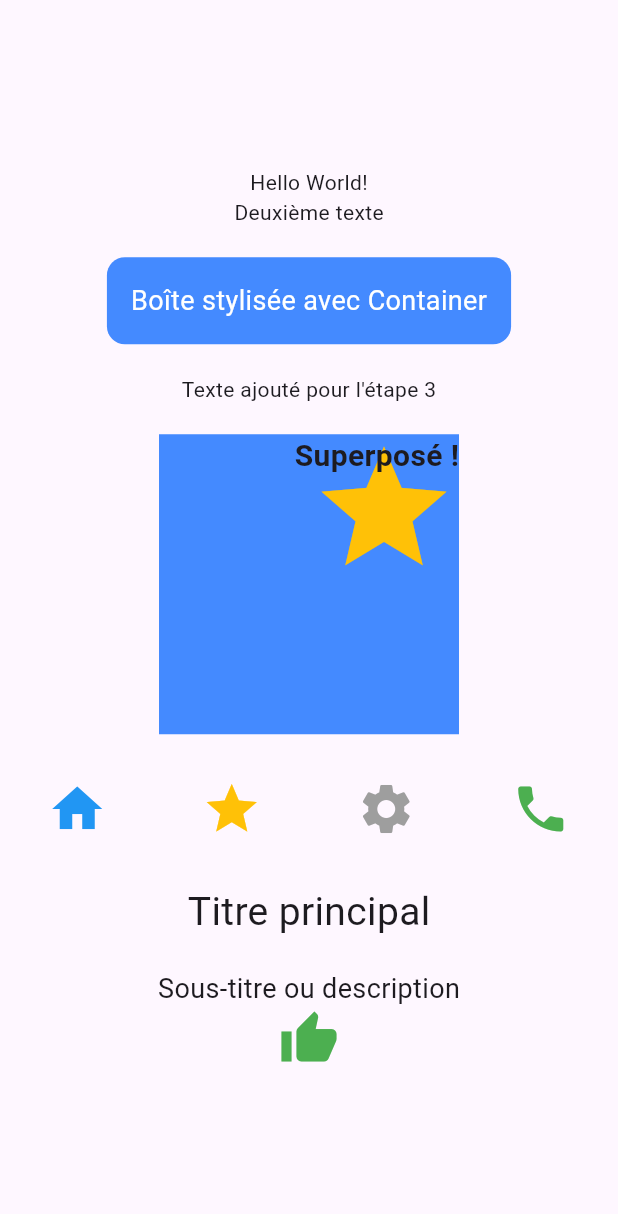
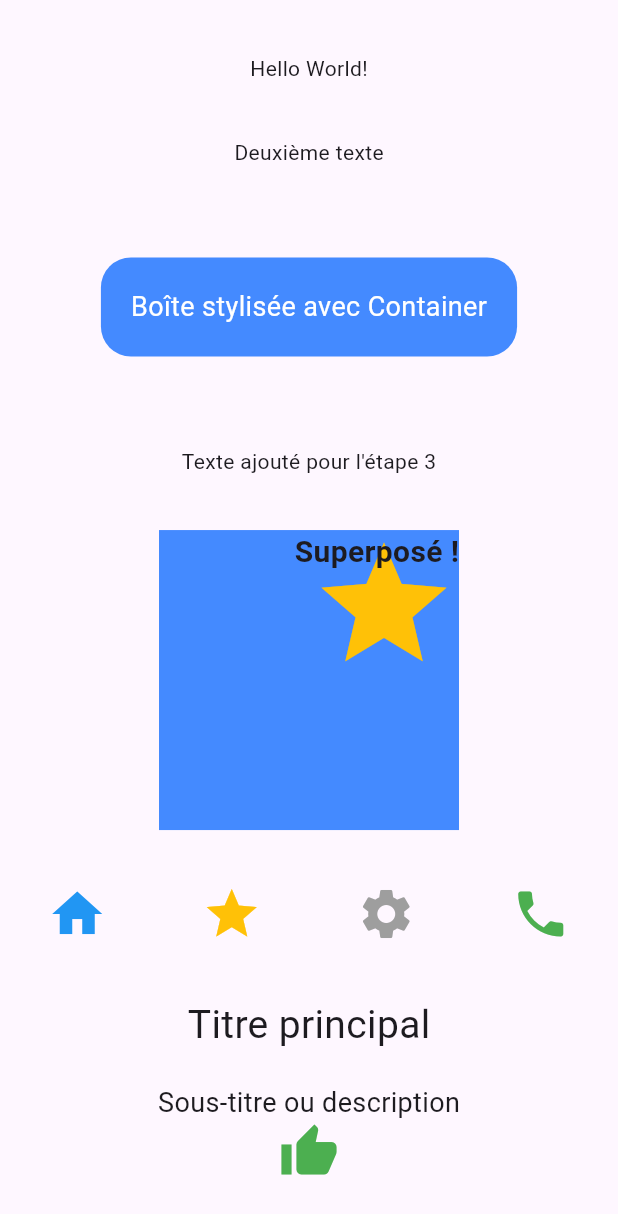
Before and after one commit to hanichou/flutter_app_widgets_base, a Flutter app: the screen it shows after launch, on a phone screen of 412 x 824 dp. Shown: the top 1214 px of the screen. Run offline on Flutter 3.47's test engine with Material 3 defaults, Android fonts, the phone set to English and light mode, and no system bars.

Commit message:
Étape 7 : personnalisation de linterface

```diff
--- a/lib/main.dart
+++ b/lib/main.dart
@@ -10,8 +10,10 @@ class MainApp extends StatelessWidget {
     return MaterialApp(
       home: Scaffold(
         body: Center(
-          child: SingleChildScrollView(   // évite les débordements si l'écran est petit
           child: Column(
+            // Étape 7 : personnalisation des alignements
+            mainAxisAlignment: MainAxisAlignment.spaceEvenly,
+            crossAxisAlignment: CrossAxisAlignment.center,
             children: [
               // Étape 2
               Text('Hello World!'),
@@ -19,11 +21,11 @@ class MainApp extends StatelessWidget {
 
               // Étape 3 : Container stylisé
               Container(
-                  margin: EdgeInsets.all(20),
-                  padding: EdgeInsets.all(16),
+                margin: EdgeInsets.all(24),         // marge un peu changée (Étape 7)
+                padding: EdgeInsets.all(20),        // padding un peu changé (Étape 7)
                 decoration: BoxDecoration(
-                    color: Colors.blueAccent,
-                    borderRadius: BorderRadius.circular(12),
+                  color: Colors.blueAccent,         // déjà changé à l’étape 3
+                  borderRadius: BorderRadius.circular(20), // rayon un peu modifié (Étape 7)
                 ),
                 child: Text(
                   'Boîte stylisée avec Container',
@@ -31,10 +33,8 @@ class MainApp extends StatelessWidget {
                 ),
               ),
 
-                // Texte ajouté pour l'étape 3
+              // Texte ajouté pour l’étape 3
               Text("Texte ajouté pour l'étape 3"),
-
-                SizedBox(height: 20),
 
               // Étape 4 : Stack
               Stack(
@@ -60,8 +60,6 @@ class MainApp extends StatelessWidget {
                 ],
               ),
 
-                SizedBox(height: 30),
-
               // Étape 5 : Row avec icônes
               Row(
                 mainAxisAlignment: MainAxisAlignment.spaceAround,
@@ -74,9 +72,7 @@ class MainApp extends StatelessWidget {
                 ],
               ),
 
-                SizedBox(height: 30),
-
-                // ÉTAPE 6 : Deuxième Column
+              // Étape 6 : Deuxième Column
               Column(
                 mainAxisAlignment: MainAxisAlignment.center,
                 crossAxisAlignment: CrossAxisAlignment.center,
@@ -91,7 +87,6 @@ class MainApp extends StatelessWidget {
           ),
         ),
       ),
-      ),
     );
   }
 }
```
Lines whose indentation alone changed are shown as unchanged.
